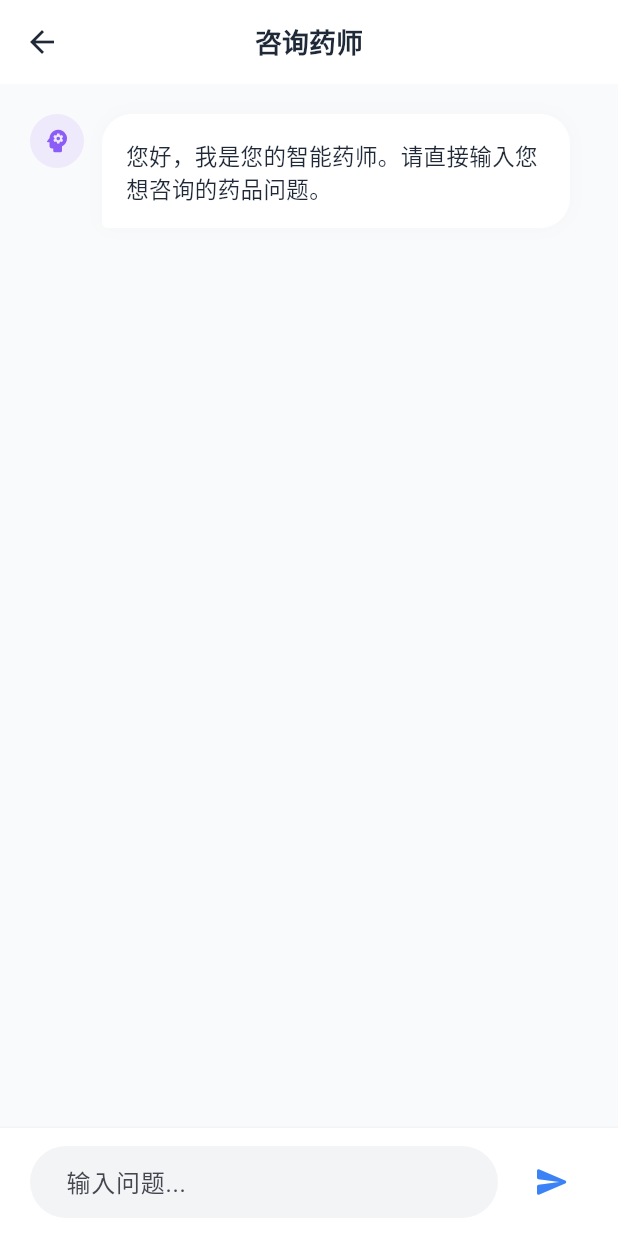
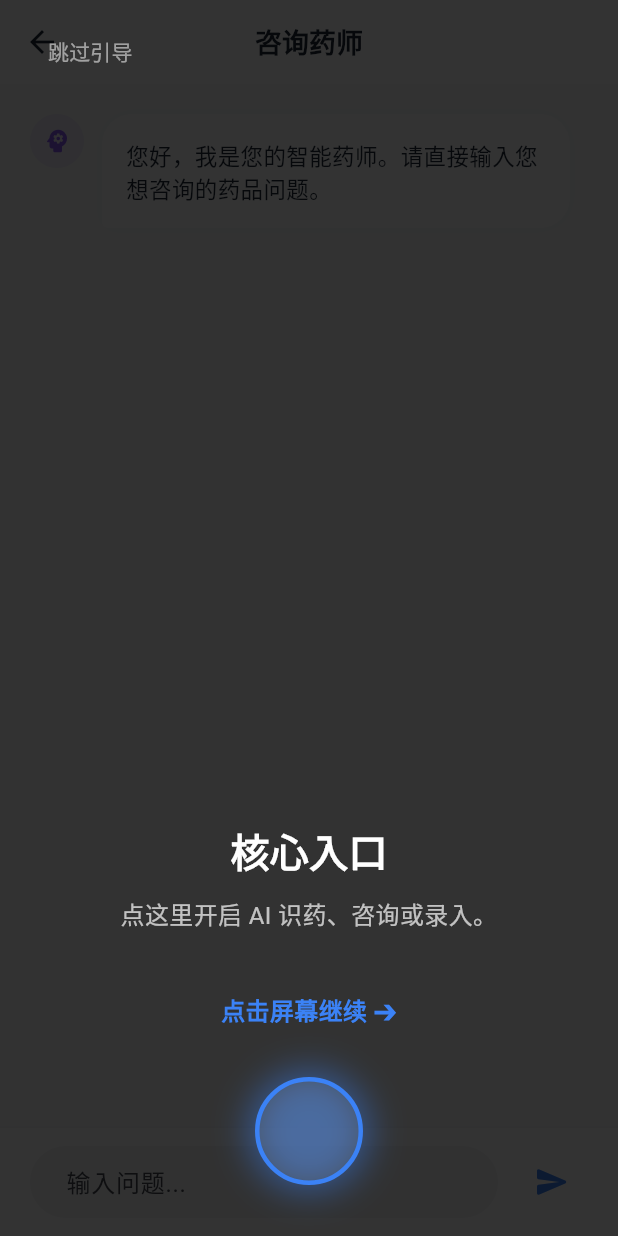
Before and after one commit to xkun1/yao_ji_qing, a Flutter app: the AIChatScreen screen opened directly, on a phone screen of 412 x 824 dp. Run offline on Flutter 3.47's test engine with Material 3 defaults, Android fonts, the phone set to English and light mode, and no system bars; our stand-ins replace device_info_plus, flutter_local_notifications, flutter_svg, image_picker, isar, shared_preferences and 1 more; missing offline and left inert: background_downloader, flutter_gemma; accounts and stored records are empty; generated files the repository leaves out were written again.

Commit message:
feat: 实现精准位置功能引导、模拟卡片教学及正式版数据库演示数据清理

```diff
--- a/lib/services/gemini_service.dart
+++ b/lib/services/gemini_service.dart
@@ -191,7 +191,7 @@ class GeminiService {
 - **仅允许提取图片中明确出现的信息**
 - 信息不完整或不确定时，必须使用：
   - 字符串字段 → null 或 ""（按规则）
-  - 数值字段 → null
+  - 数值字段 → nul
 - 不得根据药名推断剂量、频次或注意事项
 - 不得生成图片中未出现的任何内容
 
--- /dev/null
+++ b/lib/widgets/feature_guide_overlay.dart
@@ -0,0 +1,214 @@
+import 'package:flutter/material.dart';
+import 'package:shared_preferences/shared_preferences.dart';
+
+class FeatureGuideOverlay extends StatefulWidget {
+  final GlobalKey settingsKey;
+  final GlobalKey progressKey;
+  final GlobalKey fabKey;
+  final GlobalKey statsKey;
+  final GlobalKey firstTaskKey;
+  final GlobalKey editKey;
+  final GlobalKey deleteKey;
+  final VoidCallback onFinish;
+
+  const FeatureGuideOverlay({
+    super.key,
+    required this.settingsKey,
+    required this.progressKey,
+    required this.fabKey,
+    required this.statsKey,
+    required this.firstTaskKey,
+    required this.editKey,
+    required this.deleteKey,
+    required this.onFinish,
+  });
+
+  static Future<void> checkAndShow(
+    BuildContext context, {
+    required GlobalKey settingsKey,
+    required GlobalKey progressKey,
+    required GlobalKey fabKey,
+    required GlobalKey statsKey,
+    required GlobalKey firstTaskKey,
+    required GlobalKey editKey,
+    required GlobalKey deleteKey,
+    required VoidCallback onFinish,
+  }) async {
+    final prefs = await SharedPreferences.getInstance();
+    final bool isDone = prefs.getBool('feature_guide_done_v5') ?? false;
+    if (isDone) return;
+
+    late OverlayEntry overlayEntry;
+    overlayEntry = OverlayEntry(
+      builder: (context) => FeatureGuideOverlay(
+        settingsKey: settingsKey,
+        progressKey: progressKey,
+        fabKey: fabKey,
+        statsKey: statsKey,
+        firstTaskKey: firstTaskKey,
+        editKey: editKey,
+        deleteKey: deleteKey,
+        onFinish: () async {
+          await prefs.setBool('feature_guide_done_v5', true);
+          overlayEntry.remove();
+          onFinish();
+        },
+      ),
+    );
+    Overlay.of(context).insert(overlayEntry);
+  }
+
+  @override
+  State<FeatureGuideOverlay> createState() => _FeatureGuideOverlayState();
+}
+
+class _FeatureGuideOverlayState extends State<FeatureGuideOverlay> {
+  int _currentStep = 0;
+
+  Rect _getRect(GlobalKey key) {
+    try {
+      final RenderBox? renderBox = key.currentContext?.findRenderObject() as RenderBox?;
+      if (renderBox == null) return Rect.zero;
+      final offset = renderBox.localToGlobal(Offset.zero);
+      return offset & renderBox.size;
+    } catch (e) {
+      return Rect.zero;
+    }
+  }
+
+  void _next() {
+    if (_currentStep < 6) {
+      setState(() => _currentStep++);
+    } else {
+      widget.onFinish();
+    }
+  }
+
+  @override
+  Widget build(BuildContext context) {
+    final size = MediaQuery.of(context).size;
+    late Rect targetRect;
+    late String title;
+    late String desc;
+    late CrossAxisAlignment infoAlign;
+    bool isCircle = true;
+
+    switch (_currentStep) {
+      case 0:
+        targetRect = _getRect(widget.fabKey);
+        title = "核心入口";
+        desc = "点这里开启 AI 识药、咨询或录入。";
+        infoAlign = CrossAxisAlignment.center;
+        break;
+      case 1:
+        targetRect = _getRect(widget.progressKey);
+        title = "今日进度";
+        desc = "一目了然的用药清单，吃完即消。";
+        infoAlign = CrossAxisAlignment.center;
+        isCircle = false;
+        break;
+      case 2:
+        targetRect = _getRect(widget.firstTaskKey);
+        title = "确认服药";
+        desc = "点击卡片左侧图标，即可标记本次服药完成，并触发烟花效果。";
+        infoAlign = CrossAxisAlignment.start;
+        isCircle = false;
+        break;
+      case 3:
+        targetRect = _getRect(widget.editKey);
+        title = "修改提醒";
+        desc = "点击此处，可以修改药名、剂量或调整提醒时间。";
+        infoAlign = CrossAxisAlignment.end;
+        break;
+      case 4:
+        targetRect = _getRect(widget.deleteKey);
+        title = "结束用药";
+        desc = "点击此处即可删除该药品的每日计划。";
+        infoAlign = CrossAxisAlignment.end;
+        break;
+      case 5:
+        targetRect = _getRect(widget.statsKey);
+        title = "健康统计";
+        desc = "查看您的周服药遵从率，见证坚持。";
+        infoAlign = CrossAxisAlignment.end;
+        break;
+      case 6:
+      default:
+        targetRect = _getRect(widget.settingsKey);
+        title = "系统设置";
+        desc = "配置系统权限与本地 AI 模型管理。";
+        infoAlign = CrossAxisAlignment.end;
+        break;
+    }
+
+    if (targetRect == Rect.zero) return const SizedBox.shrink();
+
+    return Material(
+      color: Colors.transparent,
+      child: Stack(
+        children: [
+          GestureDetector(
+            onTap: _next,
+            child: Container(color: Colors.black.withValues(alpha: 0.8)),
+          ),
+
+          // 高亮圆圈/方框
+          Positioned(
+            left: targetRect.left - 8,
+            top: targetRect.top - 8,
+            child: IgnorePointer(
+              child: Container(
+                width: targetRect.width + 16,
+                height: targetRect.height + 16,
+                decoration: BoxDecoration(
+                  color: Colors.white.withValues(alpha: 0.1),
+                  shape: isCircle ? BoxShape.circle : BoxShape.rectangle,
+                  borderRadius: isCircle ? null : BorderRadius.circular(24),
+                  border: Border.all(color: const Color(0xFF3B82F6), width: 3),
+                  boxShadow: [
+                    BoxShadow(color: const Color(0xFF3B82F6).withValues(alpha: 0.5), blurRadius: 20, spreadRadius: 4)
+                  ],
+                ),
+              ),
+            ),
+          ),
+
+          // 指引文案
+          Positioned(
+            left: 40,
+            right: 40,
+            top: targetRect.top > size.height / 2 ? null : targetRect.bottom + 40,
+            bottom: targetRect.top > size.height / 2 ? (size.height - targetRect.top) + 40 : null,
+            child: IgnorePointer(
+              child: Column(
+                mainAxisSize: MainAxisSize.min,
+                crossAxisAlignment: infoAlign,
+                children: [
+                  Text(title, style: const TextStyle(color: Colors.white, fontSize: 26, fontWeight: FontWeight.bold)),
+                  const SizedBox(height: 12),
+                  Text(
+                    desc,
+                    style: const TextStyle(color: Colors.white70, fontSize: 16, height: 1.5),
+                    textAlign: infoAlign == CrossAxisAlignment.center ? TextAlign.center : (infoAlign == CrossAxisAlignment.start ? TextAlign.left : TextAlign.right),
+                  ),
+                  const SizedBox(height: 40),
+                  const Text("点击屏幕继续 ➔", style: TextStyle(color: Color(0xFF3B82F6), fontWeight: FontWeight.bold, fontSize: 16)),
+                ],
+              ),
+            ),
+          ),
+
+          // 跳过
+          Positioned(
+            top: MediaQuery.of(context).padding.top + 10,
+            left: 20,
+            child: TextButton(
+              onPressed: widget.onFinish,
+              child: const Text("跳过引导", style: TextStyle(color: Colors.white54)),
+            ),
+          ),
+        ],
+      ),
+    );
+  }
+}
--- a/lib/widgets/medication_task_card.dart
+++ b/lib/widgets/medication_task_card.dart
@@ -6,6 +6,8 @@ class MedicationTaskCard extends StatelessWidget {
   final VoidCallback onMarkTaken;
   final VoidCallback onEdit;
   final VoidCallback onDelete;
+  final GlobalKey? editKey;
+  final GlobalKey? deleteKey;
 
   const MedicationTaskCard({
     super.key,
@@ -13,6 +15,8 @@ class MedicationTaskCard extends StatelessWidget {
     required this.onMarkTaken,
     required this.onEdit,
     required this.onDelete,
+    this.editKey,
+    this.deleteKey,
   });
 
   @override
@@ -121,10 +125,12 @@ class MedicationTaskCard extends StatelessWidget {
       mainAxisSize: MainAxisSize.min,
       children: [
         IconButton(
+          key: editKey,
           icon: const Icon(Icons.edit_note_rounded, color: Color(0xFF9CA3AF), size: 22),
           onPressed: onEdit,
         ),
         IconButton(
+          key: deleteKey,
           icon: const Icon(Icons.delete_outline_rounded, color: Color(0xFFFCA5A5), size: 22),
           onPressed: onDelete,
         ),
--- a/pubspec.yaml
+++ b/pubspec.yaml
@@ -4,7 +4,7 @@ publish_to: 'none'
 version: 0.1.0
 
 environment:
-  sdk: '>=2.18.0 <4.0.0'
+  sdk: '>=3.0.0 <4.0.0'
 
 dependencies:
   flutter:
```
Also changed, not shown: lib/services/database_service.dart (+0 -106 lines), lib/views/home_screen.dart (+82 -19 lines), 3 other files.
